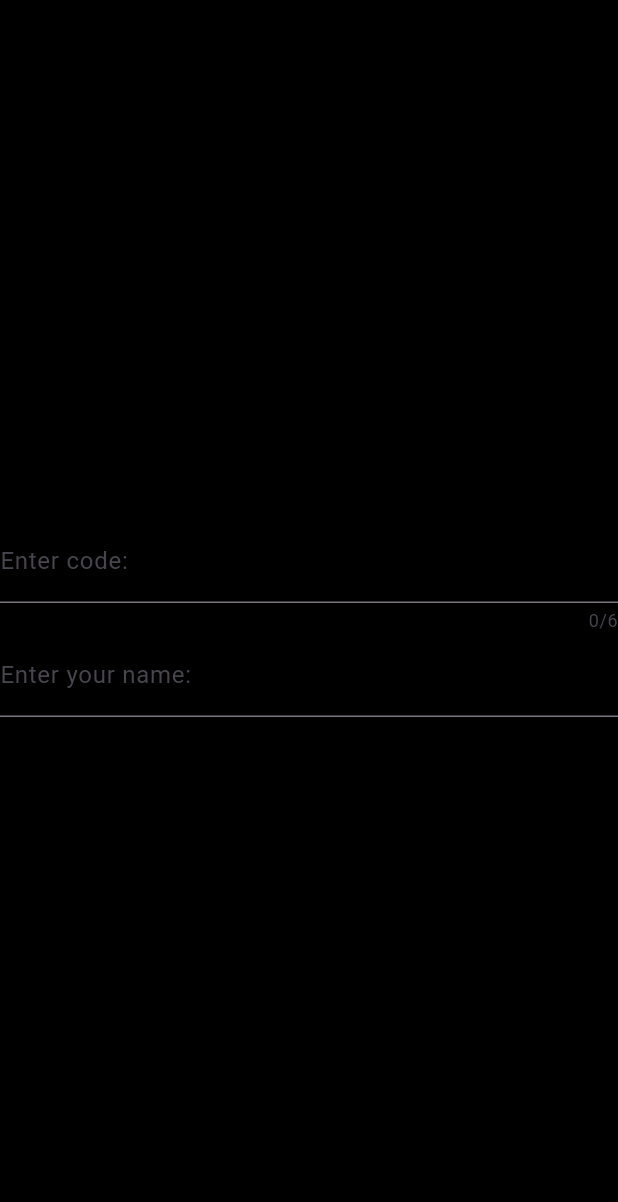
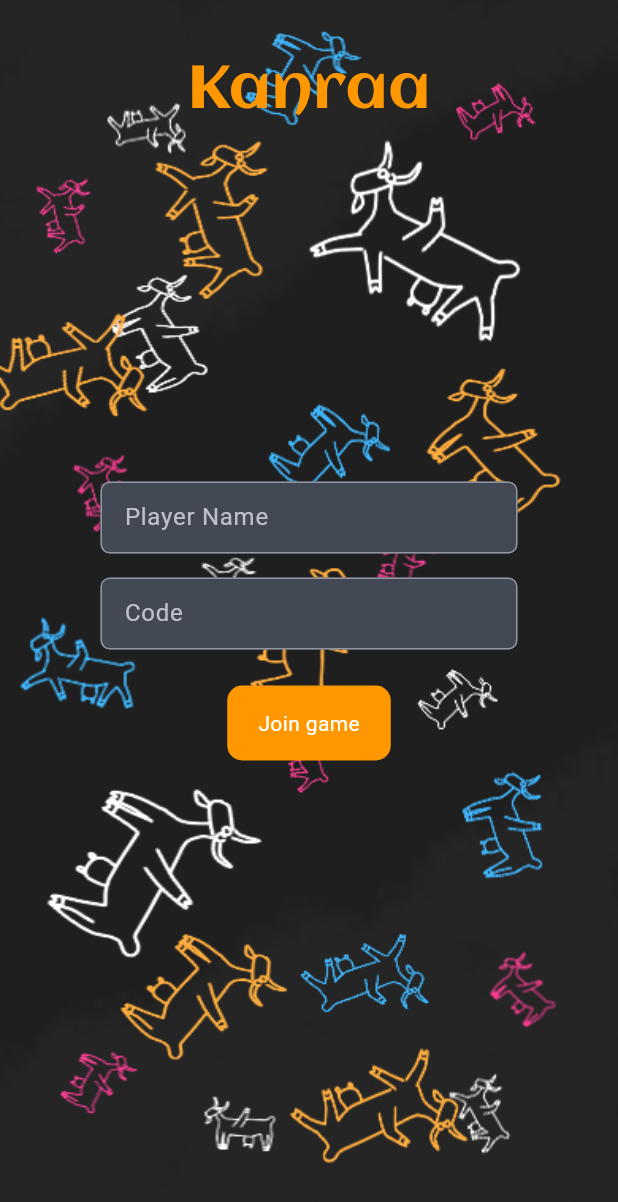
Before and after one commit to toledo1366/KanraMusic, a Flutter app: the JoinGamePage screen opened by its route, on a phone screen of 412 x 824 dp. Shown: the top 1202 px of the screen. Run offline on Flutter 3.47's test engine with Material 3 defaults, Android fonts, the phone set to English and light mode, and no system bars; our stand-ins replace go_router.

Commit message:
Join page created

```diff
--- /dev/null
+++ b/lib/views/base_page.dart
@@ -0,0 +1,49 @@
+import 'package:flutter/material.dart';
+import 'package:kanraa/core/strings/texts.dart';
+
+class BasePage extends StatelessWidget {
+  final Widget page;
+
+  const BasePage(this.page, {super.key});
+
+  @override
+  Widget build(BuildContext context) {
+    return Scaffold(
+      backgroundColor: const Color.fromARGB(255, 31, 31, 31),
+      body: SafeArea(
+          bottom: false,
+          child: Stack(
+            fit: StackFit.expand,
+            alignment: AlignmentDirectional.center,
+            children: [
+              Image(
+                image: AssetImage('assets/images/background-primary.png'),
+                fit: BoxFit.fill,
+              ),
+              Image(
+                image: AssetImage('assets/images/background-secondary.png'),
+                fit: BoxFit.fill,
+              ),
+              Center(
+                child: Column(
+                  mainAxisAlignment: MainAxisAlignment.start,
+                  crossAxisAlignment: CrossAxisAlignment.center,
+                  children: [
+                    const Padding(
+                      padding: EdgeInsetsGeometry.only(
+                          left: 114, right: 114, top: 32, bottom: 232),
+                      child: Text(
+                        kanraaName,
+                        style: TextStyle(color: Colors.orange, fontSize: 40, fontFamily: 'Aclonica'),
+                      ),
+                    ),
+                    page
+                  ],
+                ),
+              ),
+            ],
+          )
+      ),
+    );
+  }
+}
--- a/lib/views/join_game_page.dart
+++ b/lib/views/join_game_page.dart
@@ -1,4 +1,7 @@
 import 'package:flutter/material.dart';
+import 'package:kanraa/views/base_page.dart';
+
+import '../services/navigation_service.dart';
 
 class JoinGamePage extends StatefulWidget {
   const JoinGamePage({super.key});
@@ -9,47 +12,131 @@ class JoinGamePage extends StatefulWidget {
 
 class _JoinGamePageState extends State<JoinGamePage> {
   final GlobalKey<FormState> _formKey = GlobalKey<FormState>();
+  final TextEditingController _playerNameController = TextEditingController();
+  final TextEditingController _codeController = TextEditingController();
 
   @override
   Widget build(BuildContext context) {
     return Scaffold(
-      backgroundColor: Colors.black,
-      body: Center(
+      body: BasePage(
+          Padding(
+            padding: const EdgeInsets.symmetric(horizontal: 67),
             child: Form(
               key: _formKey,
               child: Column(
-              mainAxisAlignment: MainAxisAlignment.center,
+                mainAxisSize: MainAxisSize.min,
                 children: [
                 TextFormField(
-                  decoration: const InputDecoration(
-                    labelText: 'Enter code:',
-                    fillColor: Colors.white,
+                controller: _playerNameController,
+                style: TextStyle(
+                  // fontFamily: 'Inter',
+                  fontSize: 16,
+                  height: 26 / 16, // line-height / font-size
+                  fontWeight: FontWeight.w400,
+                  color: Color(0xFFBCC1CA), // neutral-400
                 ),
-                  maxLength: 6,
+                decoration: InputDecoration(
+                  filled: true,
+                  fillColor: Color(0xFF424955), // neutral-650
+                  contentPadding: EdgeInsets.symmetric(
+                    vertical: 9,
+                    horizontal: 12,
+                  ),
+                  enabledBorder: OutlineInputBorder(
+                    borderRadius: BorderRadius.circular(6),
+                    borderSide: BorderSide(
+                      color: Color(0xFF9095A0), // neutral-500
+                      width: 1,
+                    ),
+                  ),
+                  focusedBorder: OutlineInputBorder(
+                    borderRadius: BorderRadius.circular(6),
+                    borderSide: BorderSide(
+                      color: Color(0xFF9095A0), // neutral-500
+                      width: 1,
+                    ),
+                  ),
+                  disabledBorder: OutlineInputBorder(
+                    borderRadius: BorderRadius.circular(6),
+                    borderSide: BorderSide(
+                      color: Color(0xFF9095A0), // neutral-500
+                      width: 1,
+                    ),
+                  ),
+                  hintText: 'Player Name',
+                  hintStyle: TextStyle(
+                    color: Color(0xFFBCC1CA), // neutral-400
+                  ),
+                ),
+              ),
+                  SizedBox(height: 16),
+                  TextFormField(
+                    controller: _codeController,
                     keyboardType: TextInputType.number,
-                  style: const TextStyle(color: Colors.white),
-                  validator: (value) {
-                    if (value!.isEmpty) {
-                      return 'Please enter code.';
-                    }
-                    return null;
-                  },
-                  onSaved: (value) {},
+                    style: TextStyle(
+                      // fontFamily: 'Inter',
+                      fontSize: 16,
+                      height: 26 / 16, // line-height / font-size
+                      fontWeight: FontWeight.w400,
+                      color: Color(0xFFBCC1CA), // neutral-400
                     ),
-                TextFormField(
-                  decoration:
-                      const InputDecoration(labelText: 'Enter your name:'),
-                  style: const TextStyle(color: Colors.white),
-                  validator: (value) {
-                    if (value!.isEmpty) {
-                      return 'Please enter coyour name.';
-                    }
-                    return null;
-                  },
-                  onSaved: (value) {},
+                    decoration: InputDecoration(
+                      filled: true,
+                      fillColor: Color(0xFF424955), // neutral-650
+                      contentPadding: EdgeInsets.symmetric(
+                        vertical: 9,
+                        horizontal: 12,
+                      ),
+                      enabledBorder: OutlineInputBorder(
+                        borderRadius: BorderRadius.circular(6),
+                        borderSide: BorderSide(
+                          color: Color(0xFF9095A0), // neutral-500
+                          width: 1,
+                        ),
+                      ),
+                      focusedBorder: OutlineInputBorder(
+                        borderRadius: BorderRadius.circular(6),
+                        borderSide: BorderSide(
+                          color: Color(0xFF9095A0), // neutral-500
+                          width: 1,
+                        ),
+                      ),
+                      disabledBorder: OutlineInputBorder(
+                        borderRadius: BorderRadius.circular(6),
+                        borderSide: BorderSide(
+                          color: Color(0xFF9095A0), // neutral-500
+                          width: 1,
+                        ),
+                      ),
+                      hintText: 'Code',
+                      hintStyle: TextStyle(
+                        color: Color(0xFFBCC1CA), // neutral-400
+                      ),
+                    ),
+                  ),
+                  SizedBox(height: 24),
+                  GestureDetector(
+                    onTap: () => router.go('/join_game'),
+                    child: Container(
+                      alignment: AlignmentGeometry.center,
+                      width: 109,
+                      height: 50,
+                      decoration: BoxDecoration(
+                          borderRadius: BorderRadius.circular(10),
+                          color: Colors.orange),
+                      child: Text(
+                        'Join game',
+                        style: TextStyle(
+                            color: Colors.white,
+                            fontWeight: FontWeight.w400
+                        ),
+                      ),
+                    ),
                   )
                 ],
-            )),
+              ),
+            ),
+          )
       ),
     );
   }
--- a/lib/views/main_page.dart
+++ b/lib/views/main_page.dart
@@ -1,5 +1,6 @@
 import 'package:flutter/material.dart';
 import 'package:go_router/go_router.dart';
+import 'package:kanraa/views/base_page.dart';
 
 import '../core/strings/texts.dart';
 import '../services/navigation_service.dart';
@@ -7,42 +8,17 @@ import '../services/navigation_service.dart';
 class MainPage extends StatelessWidget {
   MainPage({super.key});
 
-  final TextEditingController _controller = TextEditingController();
-
   @override
   Widget build(BuildContext context) {
     return Scaffold(
-      backgroundColor: const Color.fromARGB(255, 31, 31, 31),
-      body: SafeArea(
-        bottom: false,
-          child: Stack(
-            fit: StackFit.expand,
-            alignment: AlignmentDirectional.center,
+      backgroundColor: Colors.transparent,
+      body: BasePage(
+        Column(
           children: [
-              Image(
-                image: AssetImage('assets/images/background-primary.png'),
-                fit: BoxFit.fill,
-              ),
-              Image(
-                image: AssetImage('assets/images/background-secondary.png'),
-                fit: BoxFit.fill,
-              ),
-              Center(
-                child: Column(
-                  mainAxisAlignment: MainAxisAlignment.start,
-                  crossAxisAlignment: CrossAxisAlignment.center,
-                  children: [
-                    const Padding(
-                      padding: EdgeInsetsGeometry.only(
-                          left: 114, right: 114, top: 32, bottom: 232),
-                      child: Text(
-                        'Kanraa',
-                        style: TextStyle(color: Colors.orange, fontSize: 40, fontFamily: 'Aclonica'),
-                      ),
-                    ),
             Padding(
               padding: EdgeInsetsGeometry.only(left: 140, right: 141),
               child: GestureDetector(
+                onTap: () => router.go('/create_game'),
                 child: Container(
                   alignment: AlignmentGeometry.center,
                   width: 109,
@@ -63,6 +39,7 @@ class MainPage extends StatelessWidget {
             Padding(
               padding: EdgeInsetsGeometry.only(left: 140, right: 141, top: 27, bottom: 308),
               child: GestureDetector(
+                onTap: () => router.go('/join_game'),
                 child: Container(
                   alignment: AlignmentGeometry.center,
                   width: 109,
@@ -106,11 +83,8 @@ class MainPage extends StatelessWidget {
               ),
             )
           ],
-                ),
-              ),
-            ],
         )
-      ),
+      )
     );
   }
 
```
Lines whose indentation alone changed are shown as unchanged.
